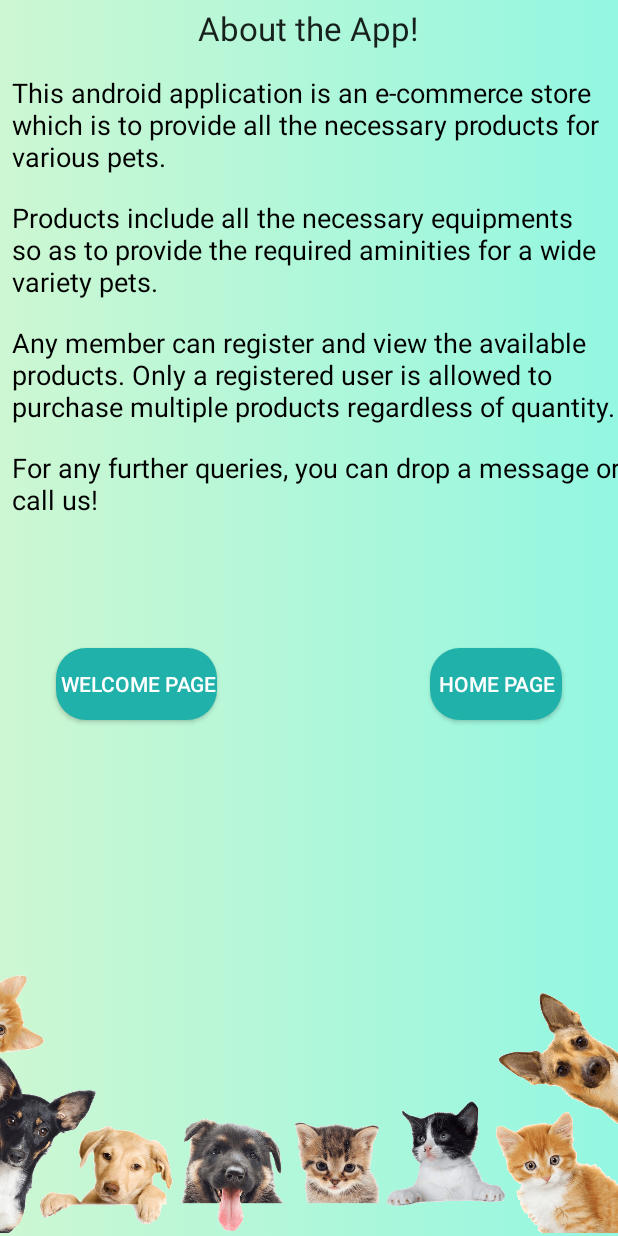
After one commit to Deepthi1003/petschewy, an Android app: the layout activity_know_more.xml on its own in the app's theme, with its tools: preview values and no code run, on a phone screen of 412 x 824 dp. The commit adds this screen. Run offline under Robolectric (Android 15) with nearby library versions, the phone set to English and light mode, and no system bars.

Commit message:
Included know more xml screen

```diff
--- a/Codes/petschwewy/app/src/main/java/com/example/petsandroid/WelcomeActivity.java
+++ b/Codes/petschwewy/app/src/main/java/com/example/petsandroid/WelcomeActivity.java
@@ -11,7 +11,7 @@ import androidx.appcompat.app.AppCompatActivity;
 public class WelcomeActivity extends AppCompatActivity {
 
     Button main_join_now_btn, main_login_btn;
-    TextView SKIP;
+    TextView SKIP,KNOW_MORE;
 
     @Override
     protected void onCreate(Bundle savedInstanceState) {
@@ -21,6 +21,7 @@ public class WelcomeActivity extends AppCompatActivity {
         main_login_btn=findViewById(R.id.main_login_btn);
         main_join_now_btn=findViewById(R.id.main_join_now_btn);
         SKIP=findViewById(R.id.SKIP);
+        KNOW_MORE=findViewById(R.id.KNOWMORE);
 
         main_join_now_btn.setOnClickListener(new View.OnClickListener() {
             @Override
@@ -55,5 +56,15 @@ public class WelcomeActivity extends AppCompatActivity {
 
             }
         });
+
+        KNOW_MORE.setOnClickListener(new View.OnClickListener() {
+            @Override
+            public void onClick(View v) {
+
+                Intent intent;
+                intent = new Intent(WelcomeActivity.this, KnowMoreActivity.class);
+                startActivity(intent);
+            }
+        });
     }
 }
--- /dev/null
+++ b/Codes/petschwewy/app/src/main/res/drawable-v24/background.xml
@@ -0,0 +1,13 @@
+<?xml version="1.0" encoding="utf-8"?>
+<selector xmlns:android="http://schemas.android.com/apk/res/android">
+    <item>
+        <shape>
+            <gradient
+                android:angle="0"
+                android:startColor="#CDF7D2"
+                android:endColor="#93F7E1"
+                android:type="linear"
+                />
+        </shape>
+    </item>
+</selector>
--- /dev/null
+++ b/Codes/petschwewy/app/src/main/res/drawable-v24/button_background.xml
@@ -0,0 +1,9 @@
+<?xml version="1.0" encoding="utf-8"?>
+<selector xmlns:android="http://schemas.android.com/apk/res/android">
+    <item>
+        <shape>
+            <solid android:color="@color/lightSeaGreen"/>
+            <corners android:radius="20dp"/>
+        </shape>
+    </item>
+</selector>
--- /dev/null
+++ b/Codes/petschwewy/app/src/main/res/layout/activity_know_more.xml
@@ -0,0 +1,119 @@
+<?xml version="1.0" encoding="utf-8"?>
+<androidx.constraintlayout.widget.ConstraintLayout xmlns:android="http://schemas.android.com/apk/res/android"
+    xmlns:app="http://schemas.android.com/apk/res-auto"
+    xmlns:tools="http://schemas.android.com/tools"
+    android:layout_width="match_parent"
+    android:layout_height="match_parent"
+    android:background="@drawable/background">
+
+    <TextView
+        android:id="@+id/textView"
+        android:layout_width="wrap_content"
+        android:layout_height="wrap_content"
+        android:layout_marginStart="132dp"
+        android:layout_marginTop="4dp"
+        android:layout_marginEnd="133dp"
+        android:layout_marginBottom="6dp"
+        android:text="About the App!"
+        android:textAppearance="@style/TextAppearance.AppCompat.Large"
+        app:layout_constraintBottom_toTopOf="@+id/textView2"
+        app:layout_constraintEnd_toEndOf="parent"
+        app:layout_constraintStart_toStartOf="parent"
+        app:layout_constraintTop_toTopOf="parent" />
+
+    <ImageView
+        android:id="@+id/imageView2"
+        android:layout_width="453dp"
+        android:layout_height="189dp"
+        android:scaleType="fitCenter"
+        app:layout_constraintBottom_toBottomOf="parent"
+        app:layout_constraintEnd_toEndOf="parent"
+        app:layout_constraintHorizontal_bias="1.0"
+        app:layout_constraintStart_toStartOf="parent"
+        app:srcCompat="@drawable/pets_bg" />
+
+    <TextView
+        android:id="@+id/textView2"
+        android:layout_width="wrap_content"
+        android:layout_height="wrap_content"
+        android:layout_marginStart="16dp"
+        android:layout_marginTop="16dp"
+        android:text="This android application is an e-commerce store which is to provide all the necessary products for various pets. "
+        android:textAppearance="@style/TextAppearance.AppCompat.Medium"
+        android:textColor="#000000"
+        app:layout_constraintEnd_toEndOf="parent"
+        app:layout_constraintStart_toStartOf="parent"
+        app:layout_constraintTop_toBottomOf="@+id/textView" />
+
+    <TextView
+        android:id="@+id/textView4"
+        android:layout_width="wrap_content"
+        android:layout_height="wrap_content"
+        android:layout_marginStart="16dp"
+        android:layout_marginTop="16dp"
+        android:text="Products include all the necessary equipments so as to provide the required aminities for a wide variety pets."
+        android:textAppearance="@style/TextAppearance.AppCompat.Medium"
+        android:textColor="#000000"
+        app:layout_constraintEnd_toEndOf="parent"
+        app:layout_constraintStart_toStartOf="parent"
+        app:layout_constraintTop_toBottomOf="@+id/textView2" />
+
+    <TextView
+        android:id="@+id/textView5"
+        android:layout_width="wrap_content"
+        android:layout_height="wrap_content"
+        android:layout_marginStart="16dp"
+        android:layout_marginTop="16dp"
+        android:text="Any member can register and view the available products. Only a registered user is allowed to purchase multiple products regardless of quantity."
+        android:textAppearance="@style/TextAppearance.AppCompat.Medium"
+        android:textColor="#000000"
+        app:layout_constraintEnd_toEndOf="parent"
+        app:layout_constraintStart_toStartOf="parent"
+        app:layout_constraintTop_toBottomOf="@+id/textView4" />
+
+    <TextView
+        android:id="@+id/textView6"
+        android:layout_width="wrap_content"
+        android:layout_height="wrap_content"
+        android:layout_marginStart="16dp"
+        android:layout_marginTop="16dp"
+        android:text="For any further queries, you can drop a message or call us!"
+        android:textAppearance="@style/TextAppearance.AppCompat.Medium"
+        android:textColor="#000000"
+        app:layout_constraintEnd_toEndOf="parent"
+        app:layout_constraintStart_toStartOf="parent"
+        app:layout_constraintTop_toBottomOf="@+id/textView5" />
+
+    <Button
+        android:id="@+id/welcomePage_btn"
+        android:layout_width="wrap_content"
+        android:layout_height="wrap_content"
+        android:layout_marginStart="35dp"
+        android:layout_marginTop="50dp"
+        android:layout_marginEnd="70dp"
+        android:layout_marginBottom="118dp"
+        android:background="@drawable/button_background"
+        android:text=" Welcome Page"
+        android:textColor="#FFFFFF"
+        app:layout_constraintBottom_toTopOf="@+id/imageView2"
+        app:layout_constraintEnd_toStartOf="@+id/homePage_btn"
+        app:layout_constraintStart_toStartOf="parent"
+        app:layout_constraintTop_toBottomOf="@+id/textView6" />
+
+    <Button
+        android:id="@+id/homePage_btn"
+        android:layout_width="wrap_content"
+        android:layout_height="wrap_content"
+        android:layout_marginStart="70dp"
+        android:layout_marginTop="50dp"
+        android:layout_marginEnd="35dp"
+        android:layout_marginBottom="118dp"
+        android:background="@drawable/button_background"
+
+        android:text="Home Page"
+        android:textColor="#FFFFFF"
+        app:layout_constraintBottom_toTopOf="@+id/imageView2"
+        app:layout_constraintEnd_toEndOf="parent"
+        app:layout_constraintStart_toEndOf="@+id/welcomePage_btn"
+        app:layout_constraintTop_toBottomOf="@+id/textView6" />
+</androidx.constraintlayout.widget.ConstraintLayout>
--- a/Codes/petschwewy/app/src/main/res/layout/activity_welcome.xml
+++ b/Codes/petschwewy/app/src/main/res/layout/activity_welcome.xml
@@ -5,8 +5,7 @@
     xmlns:tools="http://schemas.android.com/tools"
     android:layout_width="match_parent"
     android:layout_height="match_parent"
-    android:background="@drawable/azawakhdog"
-    tools:context=".MainActivity">
+    android:background="@drawable/azawakhdog">
 
 
     <ImageView
@@ -56,7 +55,7 @@
         android:layout_marginRight="15dp"
         android:layout_marginBottom="-143dp"
         android:padding="20dp"
-        android:text="kNOW MORE"
+        android:text="KNOW MORE"
         android:textAllCaps="false"
         android:textColor="@android:color/white"
         android:textSize="18sp" />
--- a/Codes/petschwewy/app/src/main/res/values/colors.xml
+++ b/Codes/petschwewy/app/src/main/res/values/colors.xml
@@ -3,4 +3,5 @@
     <color name="colorPrimary">#6200EE</color>
     <color name="colorPrimaryDark">#3700B3</color>
     <color name="colorAccent">#03DAC5</color>
+    <color name="lightSeaGreen">#20B2AA</color>
 </resources>
```
Also changed, not shown: Codes/petschwewy/app/src/main/java/com/example/petsandroid/HomeActivity.java (+6 -18 lines), Codes/petschwewy/app/src/main/res/drawable-v24/Thumbs up.png (deleted), Codes/petschwewy/app/src/main/res/drawable-v24/pets_bg.png (added).
